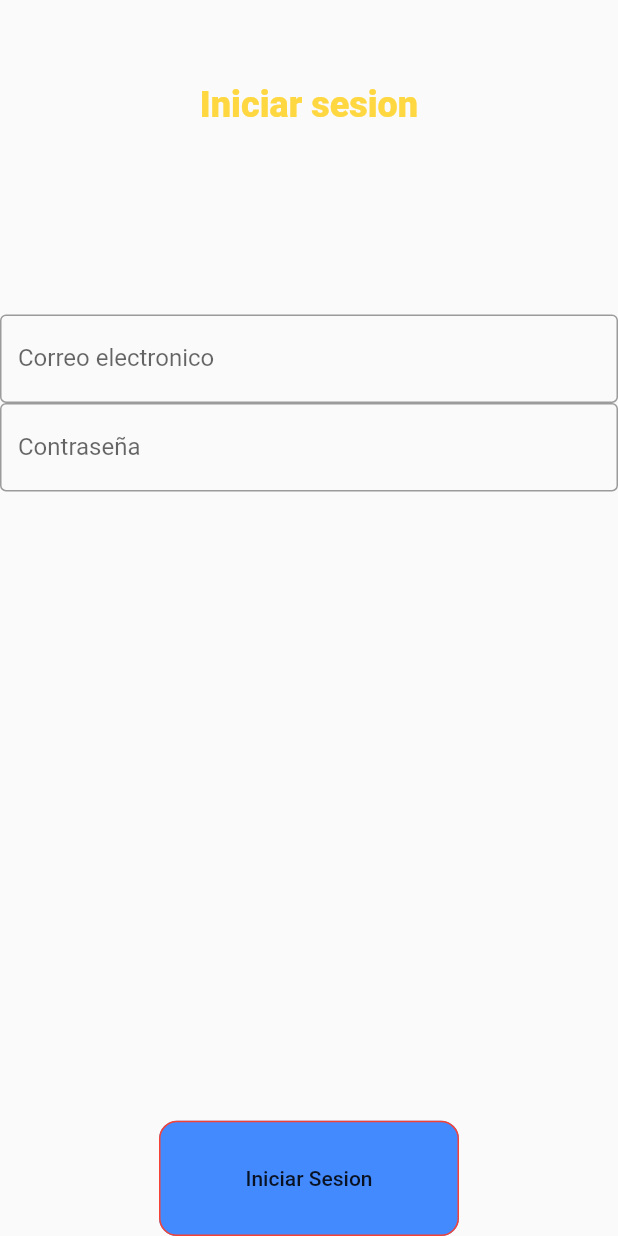
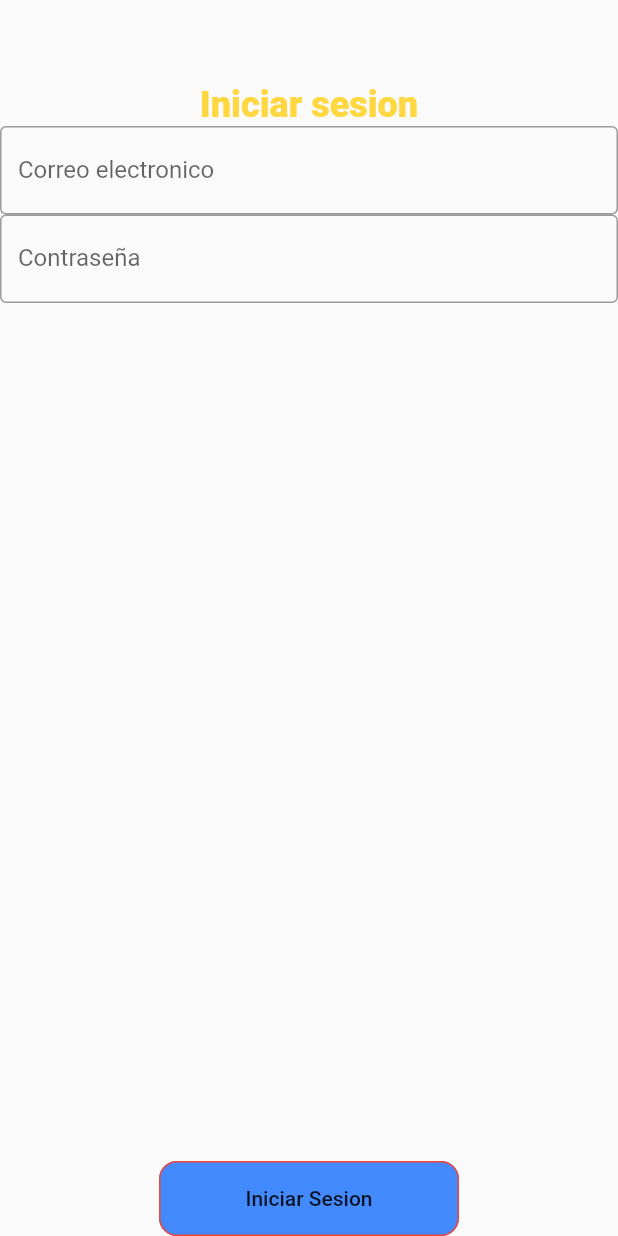
Before and after one commit to GeralPinzon/GestureApp, a Flutter app: the screen it shows after launch, on a phone screen of 412 x 824 dp. Run offline on Flutter 3.47's test engine with Material 2 defaults, Android fonts, the phone set to English and light mode, and no system bars.

Commit message:
Cambio expanded

```diff
--- a/lib/pages/login.dart
+++ b/lib/pages/login.dart
@@ -11,9 +11,7 @@ class Login extends StatelessWidget {
       ),
       body: Column(
         children: [
-          Expanded(
-            flex: 2,
-            child: Text(
+          Text(
             'Iniciar sesion',
             textAlign: TextAlign.center,
             style: TextStyle(
@@ -22,11 +20,6 @@ class Login extends StatelessWidget {
               fontWeight: FontWeight.w900,
             ),
           ),
-          ),
-          Expanded(
-            flex: 7,
-            child: Column(
-              children: [
           TextFormField(
             controller: emailController,
             keyboardType: TextInputType.emailAddress,
@@ -48,12 +41,10 @@ class Login extends StatelessWidget {
             ),
             validator: validateEmail,
           ),
-              ],
+          Expanded(
+            child: Container(),
           ),
-          ),
-          Expanded(
-            flex: 1,
-            child: Container(
+          Container(
             width: 200,
             height: 50,
             child: RaisedButton(
@@ -68,7 +59,6 @@ class Login extends StatelessWidget {
               onPressed: () {
                 print("Hola Raised Button");
               },
-              ),
             ),
           ),
         ],
```
Lines whose indentation alone changed are shown as unchanged.
